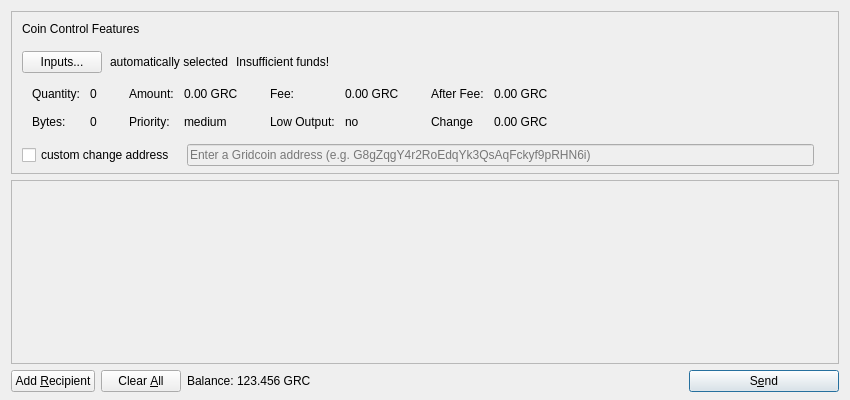
Above: src/qt/forms/sendcoinsdialog.ui from gridcoin-community/Gridcoin-Research before the change. Below: the same form after it.
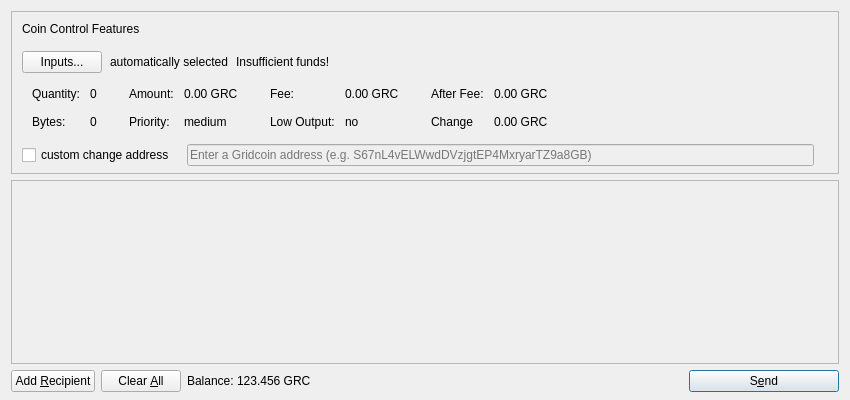
That is the form after the change. Icons and pictures are not drawn.

Commit message: Fix invalid example Gridcoin address

Patch:
```diff
--- a/src/qt/forms/sendcoinsdialog.ui
+++ b/src/qt/forms/sendcoinsdialog.ui
@@ -491,7 +491,7 @@
              </sizepolicy>
             </property>
             <property name="placeholderText">
-             <string>Enter a Gridcoin address (e.g. G8gZqgY4r2RoEdqYk3QsAqFckyf9pRHN6i)</string>
+             <string>Enter a Gridcoin address (e.g. S67nL4vELWwdDVzjgtEP4MxryarTZ9a8GB)</string>
             </property>
            </widget>
           </item>
```
The commit also changes 66 other files.
